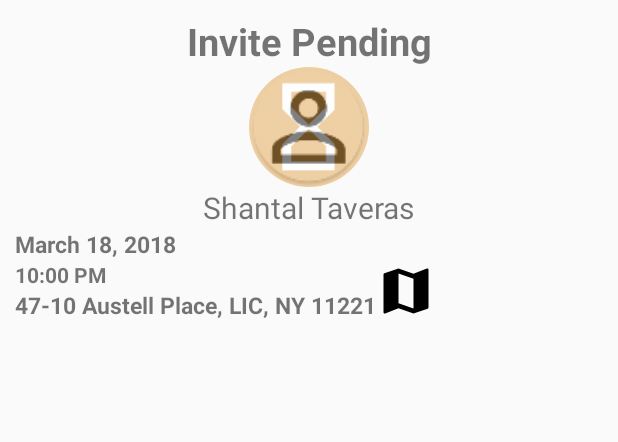
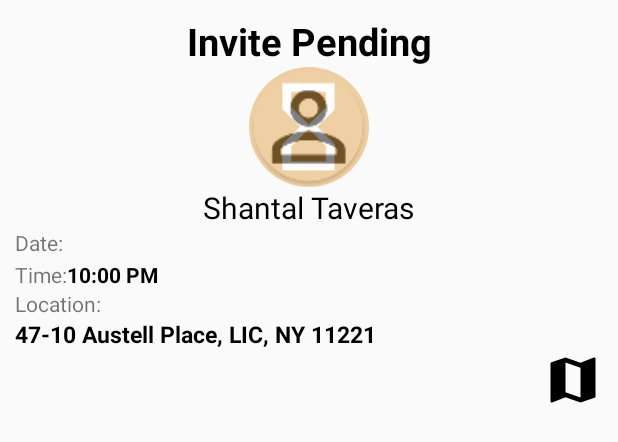
Before and after one commit to bbah93/Capstone_BMWS, an Android app: the layout invite_dialog.xml on its own in the app's theme, with its tools: preview values and no code run, on a phone screen of 412 x 824 dp. Shown: the top 442 px of the screen. Run offline under Robolectric (Android 15) with nearby library versions, the phone set to English and light mode, and no system bars.

Commit message:
design invite dialog pop up

```diff
--- a/app/src/main/java/com/nyc/polymerse/fragments/InviteDialogFragment.java
+++ b/app/src/main/java/com/nyc/polymerse/fragments/InviteDialogFragment.java
@@ -37,12 +37,12 @@ public class InviteDialogFragment extends android.support.v4.app.DialogFragment
     private String status;
 
     private Invite_Schema invite;
-    private View rootView;
     private TextView statusView;
     private TextView user;
     private TextView date;
     private TextView time;
-    private Button location;
+    private TextView location;
+    private Button goTo;
 
     private DatabaseReference databaseReference = FirebaseDatabase.getInstance().getReference().child(Constants.INVITES);
     private final String ID = UserSingleton.getInstance().getUser().getuID();
@@ -54,15 +54,15 @@ public class InviteDialogFragment extends android.support.v4.app.DialogFragment
     @Override
     public Dialog onCreateDialog(Bundle savedInstanceState) {
         AlertDialog.Builder dialogBuilder = new AlertDialog.Builder(getActivity());
-        ViewGroup container = new ConstraintLayout(getContext());
         LayoutInflater inflater = LayoutInflater.from(getActivity());
         final View v = inflater.inflate(R.layout.invite_dialog, null);
         statusView = v.findViewById(R.id.dialog_invite_status);
         user = v.findViewById(R.id.dialog_username);
         date = v.findViewById(R.id.dialog_date);
         time = v.findViewById(R.id.dialog_time);
-        location = v.findViewById(R.id.dialog_loc_button);
-        statusView.setText(invite.getAcceptStatus());
+        location = v.findViewById(R.id.dialog_address);
+        goTo = v. findViewById(R.id.dialog_loc_button);
+        statusView.setText("Status: "+invite.getAcceptStatus());
         time.setText(invite.getTime());
         date.setText(invite.getDate());
         user.setText(invite.getSenderName());
@@ -195,7 +195,7 @@ public class InviteDialogFragment extends android.support.v4.app.DialogFragment
                 break;
 
         }
-        AlertDialog.Builder builder = new AlertDialog.Builder(getContext(),AlertDialog.THEME_DEVICE_DEFAULT_LIGHT);
+        AlertDialog.Builder builder = new AlertDialog.Builder(getContext());
         builder.setMessage(question);
 
         builder.setPositiveButton("Yes", new DialogInterface.OnClickListener() {
--- a/app/src/main/res/layout/invite_dialog.xml
+++ b/app/src/main/res/layout/invite_dialog.xml
@@ -1,6 +1,7 @@
 <?xml version="1.0" encoding="utf-8"?>
 <android.support.constraint.ConstraintLayout xmlns:android="http://schemas.android.com/apk/res/android"
     xmlns:app="http://schemas.android.com/apk/res-auto"
+    xmlns:tools="http://schemas.android.com/tools"
     android:layout_width="match_parent"
     android:layout_height="match_parent"
     android:layout_gravity="center"
@@ -25,13 +26,15 @@
         app:layout_constraintRight_toRightOf="parent"
         app:layout_constraintTop_toBottomOf="@id/dialog_invite_status" />
 
+
     <TextView
         android:id="@+id/dialog_invite_status"
         android:layout_width="wrap_content"
         android:layout_height="wrap_content"
         android:text="Invite Pending"
+        android:textColor="@color/primaryTextColor"
+        android:textSize="25sp"
         android:textStyle="bold"
-        android:textSize="25sp"
         app:layout_constraintLeft_toLeftOf="parent"
         app:layout_constraintRight_toRightOf="parent" />
 
@@ -41,10 +44,18 @@
         android:layout_width="wrap_content"
         android:layout_height="wrap_content"
         android:text="Shantal Taveras"
+        android:textColor="@color/primaryTextColor"
         android:textSize="20sp"
         app:layout_constraintLeft_toLeftOf="parent"
         app:layout_constraintRight_toRightOf="parent"
         app:layout_constraintTop_toBottomOf="@id/invite_dialog_avatar" />
+
+    <TextView
+        android:id="@+id/location_field"
+        android:layout_width="wrap_content"
+        android:layout_height="wrap_content"
+        android:text="Location:"
+        app:layout_constraintTop_toBottomOf="@id/time_field" />
 
     <TextView
         android:id="@+id/dialog_address"
@@ -52,33 +63,61 @@
         android:layout_height="wrap_content"
         android:text="47-10 Austell Place, LIC, NY 11221"
         android:textAlignment="center"
+        android:textColor="@color/primaryTextColor"
         android:textSize="15sp"
         android:textStyle="bold"
-        app:layout_constraintTop_toBottomOf="@id/dialog_time" />
+        app:layout_constraintLeft_toLeftOf="@id/location_field"
+        app:layout_constraintTop_toBottomOf="@id/location_field" />
+
 
     <TextView
         android:id="@+id/dialog_time"
         android:layout_width="wrap_content"
         android:layout_height="wrap_content"
+        android:layout_marginRight="10dp"
         android:text="10:00 PM"
+        android:textColor="@color/primaryTextColor"
         android:textStyle="bold"
+        app:layout_constraintLeft_toRightOf="@id/time_field"
         app:layout_constraintTop_toBottomOf="@id/dialog_date" />
+
+    <TextView
+        android:id="@+id/time_field"
+        android:layout_width="wrap_content"
+        android:layout_height="wrap_content"
+        android:layout_marginRight="8dp"
+        android:text="Time:"
+
+        app:layout_constraintLeft_toLeftOf="parent"
+        app:layout_constraintTop_toBottomOf="@id/dialog_date" />
+
+    <TextView
+        android:id="@+id/date_field"
+        android:layout_width="wrap_content"
+        android:layout_height="wrap_content"
+        android:layout_marginRight="8dp"
+        android:text="Date:"
+        app:layout_constraintRight_toLeftOf="@id/dialog_date"
+        app:layout_constraintTop_toBottomOf="@id/dialog_username" />
 
     <TextView
         android:id="@+id/dialog_date"
         android:layout_width="wrap_content"
         android:layout_height="wrap_content"
         android:text="March 18, 2018"
+        android:textColor="@color/primaryTextColor"
         android:textSize="15dp"
         android:textStyle="bold"
-        app:layout_constraintTop_toBottomOf="@id/dialog_username" />
+        app:layout_constraintLeft_toRightOf="@id/dialog_date"
+        app:layout_constraintTop_toBottomOf="@id/dialog_username"
+        tools:layout_editor_absoluteX="46dp" />
 
     <Button
         android:id="@+id/dialog_loc_button"
         android:layout_width="40dp"
         android:layout_height="40dp"
         android:background="@drawable/ic_map_black_24dp"
-        app:layout_constraintBottom_toBottomOf="@id/dialog_address"
-        app:layout_constraintLeft_toRightOf="@id/dialog_address" />
+        app:layout_constraintRight_toRightOf="parent"
+        app:layout_constraintTop_toBottomOf="@id/dialog_address" />
 
 </android.support.constraint.ConstraintLayout>
```
